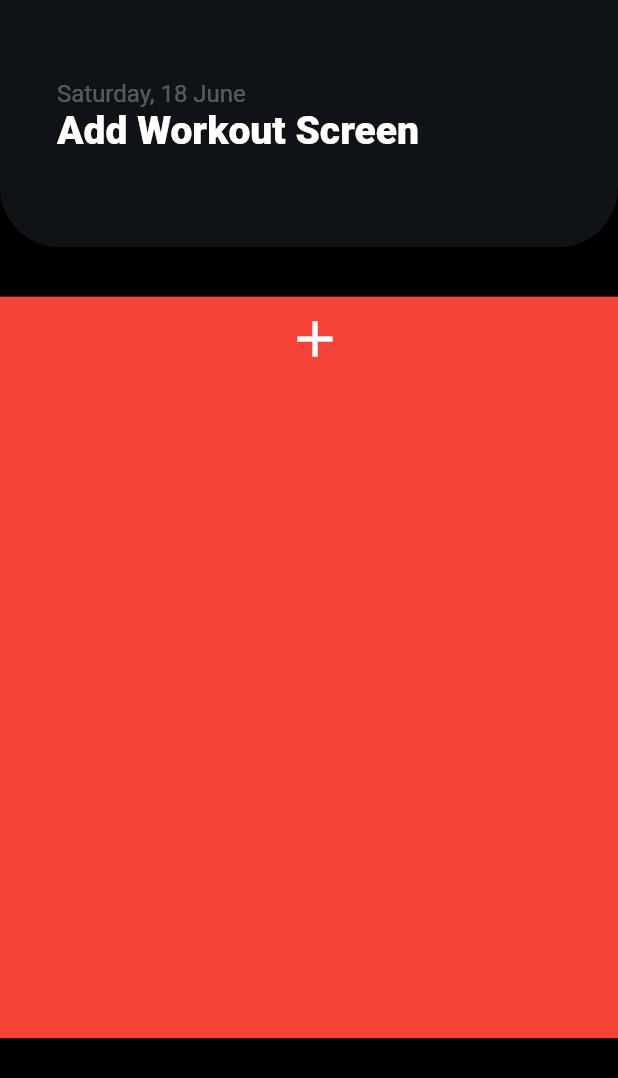
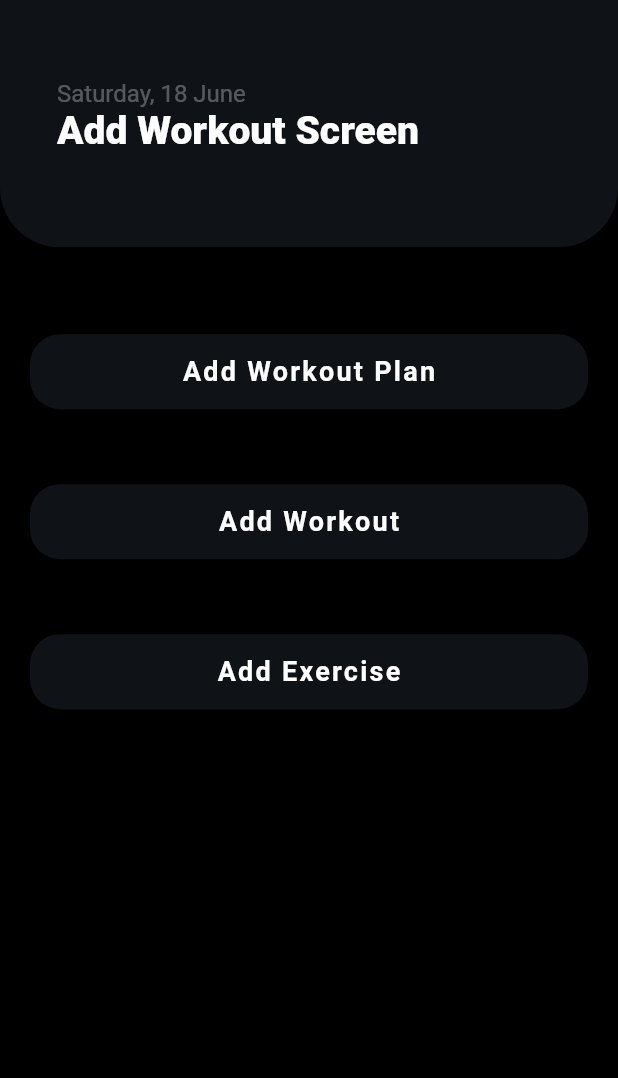
Before and after one commit to RafaelHerrero/gym-bud-front, a Flutter app: the CreateWorkoutScreen screen opened directly with empty values, on a phone screen of 412 x 824 dp. Shown: the top 1078 px of the screen. Run offline on Flutter 3.47's test engine with Material 2 defaults, Android fonts, the phone set to English and light mode, and no system bars; Roboto replaces fonts that are missing (OpenSans).

Commit message:
refac exercise_plan to workout_plan

```diff
--- a/lib/screens/user_screen.dart
+++ b/lib/screens/user_screen.dart
@@ -1,12 +1,11 @@
 import 'dart:convert';
-
 import 'package:flutter/material.dart';
-import 'package:gym_bud_front/models/exercise_plan_workout_model.dart';
-import 'package:gym_bud_front/screens/user_screens/user_add_workout_screen.dart';
+import 'package:gym_bud_front/models/workout_plan_workout_model.dart';
+import 'package:gym_bud_front/screens/user_screens/user_create_workout_screen.dart';
 import 'package:gym_bud_front/screens/user_screens/user_home_screen.dart';
 import 'package:gym_bud_front/screens/user_screens/user_profile_screen.dart';
-import '../api/workouts_api.dart';
-import '../utilities/constants.dart';
+import 'package:gym_bud_front/api/workouts_api.dart';
+import 'package:gym_bud_front/utilities/constants.dart';
 
 class UserScreen extends StatefulWidget {
   final String loggedUserId;
@@ -21,7 +20,7 @@ class UserScreen extends StatefulWidget {
 
 class _UserScreenState extends State<UserScreen> {
   int _selectedIndex = 0;
-  late List<ExercisePlanWorkouts>? workoutList = [];
+  late List<WorkoutPlanWorkouts>? workoutList = [];
   final today = DateTime.now();
 
   void getWorkoutList() async {
@@ -84,7 +83,7 @@ class _UserScreenState extends State<UserScreen> {
                 padding: EdgeInsets.only(top: 8.0),
                 child: Icon(Icons.add),
               ),
-              label: "Add Workout"),
+              label: "Add"),
           BottomNavigationBarItem(
               icon: Padding(
                 padding: EdgeInsets.only(top: 8.0),
--- a/lib/screens/user_screens/user_add_workout_screen.dart
+++ /dev/null
@@ -1,56 +0,0 @@
-import 'package:flutter/material.dart';
-import '../../utilities/common_widgets.dart';
-
-class CreateWorkoutScreen extends StatefulWidget {
-  final String loggedUserId;
-  final String loggedUserName;
-  const CreateWorkoutScreen(
-      {Key? key, required this.loggedUserId, required this.loggedUserName})
-      : super(key: key);
-  @override
-  _CreateWorkoutScreenState createState() => _CreateWorkoutScreenState();
-}
-
-class _CreateWorkoutScreenState extends State<CreateWorkoutScreen> {
-
-  Widget addWorkoutPlan(height) {
-    return Positioned(
-        top: height * 0.24,
-        left: 0,
-        right: 0,
-        child: Container(
-          height: height * 0.6,
-          color: Colors.red,
-          child: Column(
-            crossAxisAlignment: CrossAxisAlignment.center,
-            children: [
-              IconButton(
-                icon: const Icon(
-                  Icons.add,
-                  color: Colors.white,
-                  size: 40,
-                ),
-                alignment: Alignment.center,
-                onPressed: () {
-                  print('a');
-              },
-              ),
-            ],
-          ),
-        ),
-    );
-  }
-
-  @override
-  Widget build(BuildContext context){
-    final height = MediaQuery.of(context).size.height;
-    return Scaffold(
-      backgroundColor: Colors.black,
-      body: Stack(
-        children: [
-          topInformationBar(height, "Add Workout Screen"),
-          addWorkoutPlan(height)
-        ],
-      ),
-    );
-  }}
--- /dev/null
+++ b/lib/screens/user_screens/user_create_workout_screen.dart
@@ -0,0 +1,95 @@
+import 'package:flutter/foundation.dart';
+import 'package:flutter/material.dart';
+import 'package:flutter/services.dart';
+import 'package:gym_bud_front/screens/workout_screens/add_exercise_screen.dart';
+import 'package:gym_bud_front/screens/workout_screens/add_workout_plan_screen.dart';
+import 'package:gym_bud_front/screens/workout_screens/add_workout_screen.dart';
+import 'package:gym_bud_front/utilities/constants.dart';
+import '../../utilities/common_widgets.dart';
+
+class CreateWorkoutScreen extends StatefulWidget {
+  final String loggedUserId;
+  final String loggedUserName;
+  const CreateWorkoutScreen(
+      {Key? key, required this.loggedUserId, required this.loggedUserName})
+      : super(key: key);
+  @override
+  _CreateWorkoutScreenState createState() => _CreateWorkoutScreenState();
+}
+
+class _CreateWorkoutScreenState extends State<CreateWorkoutScreen> {
+  List addButtons = [
+    {"button_text": "Add Workout Plan", "button_page": AddWorkoutPlanScreen()},
+    {"button_text": "Add Workout", "button_page": AddWorkoutScreen()},
+    {"button_text": "Add Exercise", "button_page": AddExerciseScreen()},
+  ];
+  // Map addButtonsMap = {
+  //   'Add Woraakout': AddWorkoutScreen(),
+  //   'Add Workout Plan': AddWorkoutPlanScreen(),
+  //   'Add Exercise': AddExerciseScreen(),
+  // };
+
+  Widget addWorkoutButton(Map button) {
+    return Container(
+      padding: const EdgeInsets.symmetric(vertical: 25.0, horizontal: 20.0),
+      width: double.infinity,
+      child: ElevatedButton(
+        style: ButtonStyle(
+          overlayColor: MaterialStateProperty.resolveWith<Color?>(
+            (Set<MaterialState> states) {
+              if (states.contains(MaterialState.pressed)) {
+                return Colors.blueGrey;
+              }
+              return null;
+            },
+          ),
+        ),
+        child: Text(
+          button["button_text"],
+          style: buttonTextColor,
+        ),
+        onPressed: () {
+          print(button);
+          Navigator.push(
+            context,
+            MaterialPageRoute(
+              builder: (context) => button["button_page"],
+            ),
+          );
+        },
+      ),
+    );
+  }
+
+  Widget addButton(height) {
+    return Positioned(
+      top: height * 0.24,
+      left: 0,
+      right: 0,
+      child: Container(
+        height: height * 0.6,
+        child: Column(
+          crossAxisAlignment: CrossAxisAlignment.center,
+          children: [
+            for (int i = 0; i < addButtons.length; i++)
+              addWorkoutButton(addButtons[i]),
+          ],
+        ),
+      ),
+    );
+  }
+
+  @override
+  Widget build(BuildContext context) {
+    final height = MediaQuery.of(context).size.height;
+    return Scaffold(
+      backgroundColor: Colors.black,
+      body: Stack(
+        children: [
+          topInformationBar(height, "Add Workout Screen"),
+          addButton(height)
+        ],
+      ),
+    );
+  }
+}
--- a/lib/screens/user_screens/user_home_screen.dart
+++ b/lib/screens/user_screens/user_home_screen.dart
@@ -1,15 +1,13 @@
 import 'package:flutter/material.dart';
-import 'package:gym_bud_front/screens/workout_screen.dart';
-import 'package:gym_bud_front/models/workout.dart';
-import '../../api/workouts_api.dart';
-import '../../models/exercise_plan_workout_model.dart';
-import '../../utilities/common_widgets.dart';
-import '../../utilities/constants.dart';
+import 'package:gym_bud_front/screens/workout_screens/workout_screen.dart';
+import 'package:gym_bud_front/models/workout_plan_workout_model.dart';
+import 'package:gym_bud_front/utilities/common_widgets.dart';
+import 'package:gym_bud_front/utilities/constants.dart';
 
 class HomeScreen extends StatefulWidget {
   final String loggedUserId;
   final String loggedUserName;
-  final List<ExercisePlanWorkouts>? workoutList;
+  final List<WorkoutPlanWorkouts>? workoutList;
 
   const HomeScreen(
       {Key? key,
@@ -29,17 +27,9 @@ class _HomeScreenState extends State<HomeScreen>
   @override
   bool get wantKeepAlive => true;
 
-  // late List<ExercisePlanWorkouts> workoutList = [];
-
-  // void getWorkoutList() async {
-  //   workoutList =
-  //       (await ApiWorkout().getUserActiveWorkout(widget.loggedUserId))!;
-  // }
-
   @override
   void initState() {
     super.initState();
-    // getWorkoutList();
   }
 
   Widget _workoutListTitle() {
@@ -110,7 +100,7 @@ class _HomeScreenState extends State<HomeScreen>
 }
 
 class _WorkoutCard extends StatelessWidget {
-  final ExercisePlanWorkouts workout;
+  final WorkoutPlanWorkouts workout;
   final String userId;
   final String userName;
 
--- a/lib/utilities/constants.dart
+++ b/lib/utilities/constants.dart
@@ -1,5 +1,4 @@
 import 'package:flutter/material.dart';
-
 
 const String baseUrl = 'http://127.0.0.1:42069';
 
```
Also changed, not shown: lib/api/workouts_api.dart (+4 -4 lines), lib/models/user_model.dart (added, +30 -0 lines), lib/models/workout_plan_workout_model.dart (renamed from lib/models/exercise_plan_workout_model.dart, +11 -11 lines), lib/screens/login_screen.dart (+11 -13 lines), lib/screens/workout_screens/add_exercise_screen.dart (added, +20 -0 lines), lib/screens/workout_screens/add_workout_plan_screen.dart (added, +20 -0 lines), lib/screens/workout_screens/add_workout_screen.dart (added, +32 -0 lines), lib/screens/workout_screens/workout_screen.dart (renamed from lib/screens/workout_screen.dart, +28 -27 lines), lib/utilities/common_widgets.dart (+3 -6 lines).
